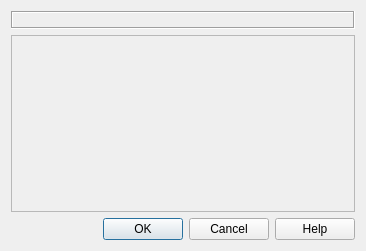
The window that src/gui/choicedialog.ui (albar965/atools) describes before a commit, drawn with Qt 5.
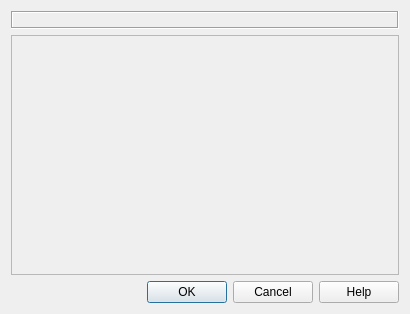
The same window after the commit.

Commit message: Increased default size of choice dialog

What changed in the file:
```diff
--- a/src/gui/choicedialog.ui
+++ b/src/gui/choicedialog.ui
@@ -6,8 +6,8 @@
    <rect>
     <x>0</x>
     <y>0</y>
-    <width>366</width>
-    <height>251</height>
+    <width>410</width>
+    <height>314</height>
    </rect>
   </property>
   <property name="windowTitle">
@@ -46,8 +46,8 @@
        <rect>
         <x>0</x>
         <y>0</y>
-        <width>346</width>
-        <height>167</height>
+        <width>390</width>
+        <height>227</height>
        </rect>
       </property>
       <layout class="QVBoxLayout" name="verticalLayoutScrollArea">
```
